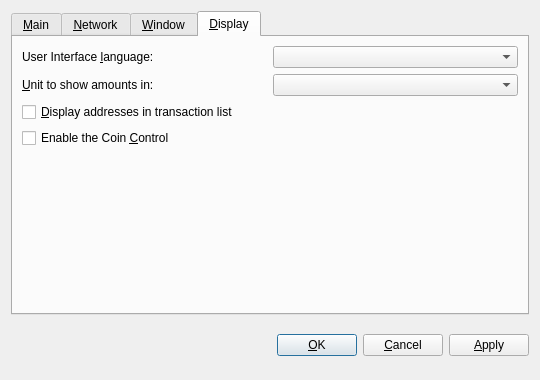
Before: the Qt Designer form src/qt/forms/optionsdialog.ui in ghostlander/Phoenixcoin-v0.7, drawn with Qt 5.
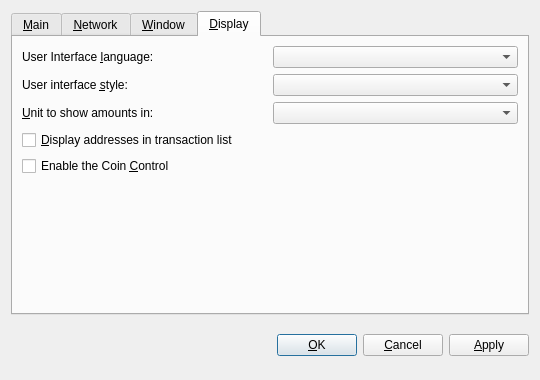
After: the same form once the commit is applied. The open tabs and pages were chosen to show the change. Custom widgets are drawn as their Qt base class.

Commit message:
Qt GUI: Wallet Styles
Optimised and selectable through Wallet->Options->Display

The edit to the form file:
```diff
--- a/src/qt/forms/optionsdialog.ui
+++ b/src/qt/forms/optionsdialog.ui
@@ -312,6 +312,30 @@
        <item>
         <layout class="QHBoxLayout" name="horizontalLayout_2_Display">
          <item>
+          <widget class="QLabel" name="styleLabel">
+           <property name="text">
+            <string>User interface &amp;style:</string>
+           </property>
+           <property name="textFormat">
+            <enum>Qt::PlainText</enum>
+           </property>
+           <property name="buddy">
+            <cstring>style</cstring>
+           </property>
+          </widget>
+         </item>
+         <item>
+          <widget class="QValueComboBox" name="style">
+           <property name="toolTip">
+            <string>Choose how your wallet should look like. This setting will take effect after restart.</string>
+           </property>
+          </widget>
+         </item>
+        </layout>
+       </item>
+       <item>
+        <layout class="QHBoxLayout" name="horizontalLayout_3_Display">
+         <item>
           <widget class="QLabel" name="unitLabel">
            <property name="text">
             <string>&amp;Unit to show amounts in:</string>
```
The commit also changes 9 other files.
